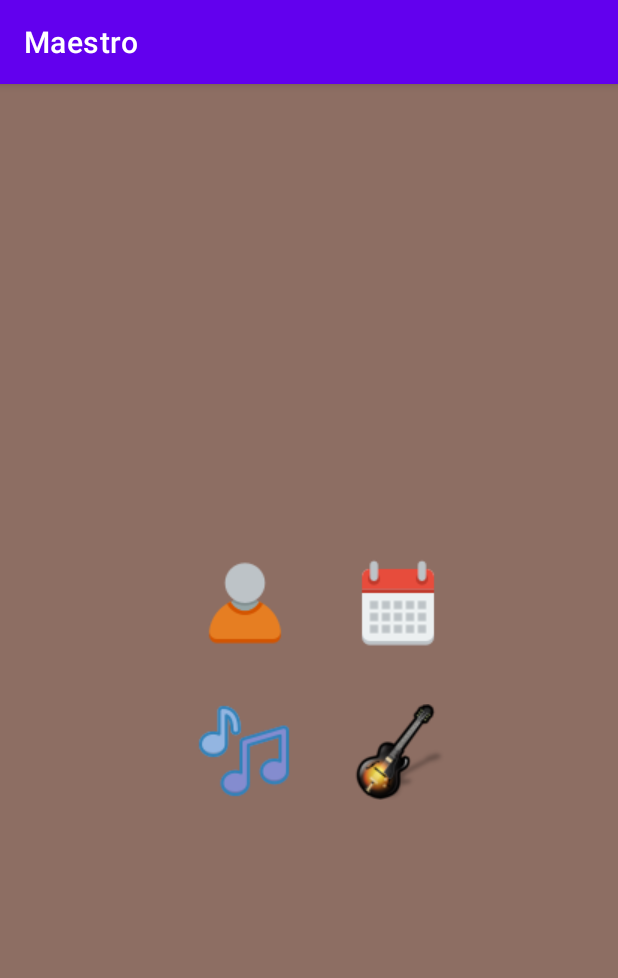
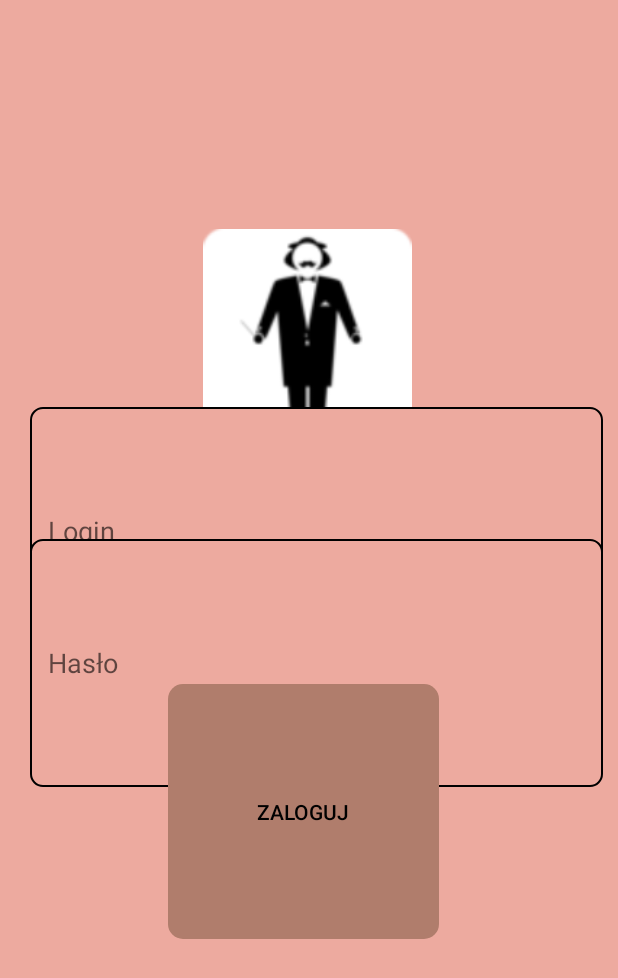
Before and after one commit to StarDust199/MaestroManager, an Android app: the screen it shows after launch (MainActivity before the commit, LoginActivity after it), on a phone screen of 412 x 824 dp. Shown: the top 978 px of the screen. Run offline under Robolectric (Android 15) with nearby library versions, the phone set to English and light mode, and no system bars.

Commit message:
dodanie ekranu logowania oraz poprawienie wyglądu aplikacji

```diff
--- a/app/src/main/AndroidManifest.xml
+++ b/app/src/main/AndroidManifest.xml
@@ -10,8 +10,21 @@
         android:label="@string/app_name"
         android:roundIcon="@mipmap/ic_launcher_maestro"
         android:supportsRtl="true"
-        android:theme="@style/Theme.Maestro"
+        android:theme="@style/AppTheme"
         tools:targetApi="31">
+        <activity
+            android:name=".LoginActivity"
+            android:exported="true">
+
+            <intent-filter>
+                <action android:name="android.intent.action.MAIN" />
+
+                <category android:name="android.intent.category.LAUNCHER" />
+            </intent-filter>
+            <meta-data
+                android:name="android.app.lib_name"
+                android:value="" />
+        </activity>
         <activity
             android:name=".InstrumentActivity"
             android:exported="false">
@@ -42,12 +55,8 @@
         </activity>
         <activity
             android:name=".MainActivity"
-            android:exported="true">
-            <intent-filter>
-                <action android:name="android.intent.action.MAIN" />
+            android:exported="false">
 
-                <category android:name="android.intent.category.LAUNCHER" />
-            </intent-filter>
 
             <meta-data
                 android:name="android.app.lib_name"
--- /dev/null
+++ b/app/src/main/java/com/example/maestro/LoginActivity.java
@@ -0,0 +1,27 @@
+package com.example.maestro;
+
+import androidx.appcompat.app.AppCompatActivity;
+
+import android.content.Intent;
+import android.os.Bundle;
+import android.view.View;
+import android.widget.Button;
+import android.widget.ImageButton;
+
+public class LoginActivity extends AppCompatActivity {
+ private Button button;
+
+    @Override
+    protected void onCreate(Bundle savedInstanceState) {
+        super.onCreate(savedInstanceState);
+        setContentView(R.layout.activity_login);
+        button= (Button) findViewById(R.id.btn_login);
+        button.setOnClickListener(new View.OnClickListener() {
+            @Override
+            public void onClick(View v) {
+                Intent intent = new Intent(LoginActivity.this, MainActivity.class);
+                startActivity(intent);
+            }
+        });
+    }
+}
--- a/app/src/main/java/com/example/maestro/MainActivity.java
+++ b/app/src/main/java/com/example/maestro/MainActivity.java
@@ -5,6 +5,7 @@ import android.content.Intent;
 import android.os.Bundle;
 import android.view.View;
 import android.widget.ImageButton;
+import android.widget.Toast;
 
 public class MainActivity extends AppCompatActivity {
     private ImageButton imageButton;
@@ -12,6 +13,8 @@ public class MainActivity extends AppCompatActivity {
     protected void onCreate(Bundle savedInstanceState) {
         super.onCreate(savedInstanceState);
         setContentView(R.layout.activity_main);
+
+
         imageButton = (ImageButton) findViewById(R.id.btn_attendance);
         imageButton.setOnClickListener(new View.OnClickListener() {
             @Override
--- /dev/null
+++ b/app/src/main/res/drawable/button_background.xml
@@ -0,0 +1,6 @@
+<?xml version="1.0" encoding="utf-8"?>
+<shape xmlns:android="http://schemas.android.com/apk/res/android"
+    android:shape="rectangle">
+    <corners android:radius="10dp" />
+    <solid android:color="@color/latte" />
+</shape>
--- /dev/null
+++ b/app/src/main/res/drawable/edit_text_background.xml
@@ -0,0 +1,8 @@
+<?xml version="1.0" encoding="utf-8"?>
+<shape xmlns:android="http://schemas.android.com/apk/res/android">
+    <solid android:color="@color/latte_med" />
+    <stroke
+        android:width="1dp"
+        android:color="@color/black" />
+    <corners android:radius="8dp" />
+</shape>
--- a/app/src/main/res/layout/activity_attendance.xml
+++ b/app/src/main/res/layout/activity_attendance.xml
@@ -4,7 +4,7 @@
     xmlns:tools="http://schemas.android.com/tools"
     android:layout_width="match_parent"
     android:layout_height="match_parent"
-    android:background="#8D6E63"
+    android:background="@color/latte_med"
     tools:context=".AttendanceActivity">
 
 </androidx.constraintlayout.widget.ConstraintLayout>
--- a/app/src/main/res/layout/activity_calendar.xml
+++ b/app/src/main/res/layout/activity_calendar.xml
@@ -4,7 +4,7 @@
     xmlns:tools="http://schemas.android.com/tools"
     android:layout_width="match_parent"
     android:layout_height="match_parent"
-    android:background="#8D6E63"
+    android:background="@color/latte_med"
     tools:context=".CalendarActivity">
 
 </androidx.constraintlayout.widget.ConstraintLayout>
--- a/app/src/main/res/layout/activity_instrument.xml
+++ b/app/src/main/res/layout/activity_instrument.xml
@@ -4,7 +4,7 @@
     xmlns:tools="http://schemas.android.com/tools"
     android:layout_width="match_parent"
     android:layout_height="match_parent"
-    android:background="#8D6E63"
+    android:background="@color/latte_med"
     tools:context=".InstrumentActivity">
 
 </androidx.constraintlayout.widget.ConstraintLayout>
--- /dev/null
+++ b/app/src/main/res/layout/activity_login.xml
@@ -0,0 +1,83 @@
+<?xml version="1.0" encoding="utf-8"?>
+<androidx.constraintlayout.widget.ConstraintLayout xmlns:android="http://schemas.android.com/apk/res/android"
+    xmlns:app="http://schemas.android.com/apk/res-auto"
+    xmlns:tools="http://schemas.android.com/tools"
+    android:layout_width="match_parent"
+    android:layout_height="match_parent"
+    android:background="@color/latte_med"
+    tools:context=".LoginActivity">
+
+    <RelativeLayout
+        android:layout_width="match_parent"
+        android:layout_height="match_parent"
+        tools:layout_editor_absoluteX="0dp"
+        tools:layout_editor_absoluteY="-176dp">
+
+
+        <ImageView
+            android:id="@+id/logo"
+            android:layout_width="139dp"
+            android:layout_height="wrap_content"
+            android:layout_alignParentStart="true"
+            android:layout_alignParentTop="true"
+            android:layout_alignParentEnd="true"
+            android:layout_alignParentBottom="true"
+            android:layout_marginStart="135dp"
+            android:layout_marginTop="101dp"
+            android:layout_marginEnd="137dp"
+            android:layout_marginBottom="481dp"
+            android:src="@drawable/maestro_ikona_mniejsza" />
+
+        <EditText
+            android:id="@+id/login"
+            android:layout_width="wrap_content"
+            android:layout_height="72dp"
+            android:layout_alignParentStart="true"
+            android:layout_alignParentTop="true"
+            android:layout_alignParentEnd="true"
+            android:layout_alignParentBottom="true"
+            android:layout_marginStart="20dp"
+            android:layout_marginTop="271dp"
+            android:layout_marginEnd="10dp"
+            android:layout_marginBottom="388dp"
+            android:background="@drawable/edit_text_background"
+            android:hint="Login"
+            android:padding="12dp" />
+
+        <EditText
+            android:id="@+id/password"
+            android:layout_width="wrap_content"
+            android:layout_height="73dp"
+            android:layout_alignParentStart="true"
+            android:layout_alignParentTop="true"
+            android:layout_alignParentEnd="true"
+            android:layout_alignParentBottom="true"
+            android:layout_marginStart="20dp"
+            android:layout_marginTop="359dp"
+            android:layout_marginEnd="10dp"
+            android:layout_marginBottom="299dp"
+            android:background="@drawable/edit_text_background"
+            android:hint="Hasło"
+            android:padding="12dp" />
+
+        <Button
+            android:id="@+id/btn_login"
+            android:layout_width="180dp"
+            android:layout_height="wrap_content"
+            android:layout_alignParentStart="true"
+            android:layout_alignParentTop="true"
+            android:layout_alignParentEnd="true"
+            android:layout_alignParentBottom="true"
+            android:layout_marginStart="112dp"
+            android:layout_marginTop="456dp"
+            android:layout_marginEnd="119dp"
+            android:layout_marginBottom="198dp"
+            android:background="@drawable/button_background"
+            android:text="Zaloguj"
+            android:textColor="@color/black" />
+
+
+    </RelativeLayout>
+
+
+</androidx.constraintlayout.widget.ConstraintLayout>
--- a/app/src/main/res/layout/activity_main.xml
+++ b/app/src/main/res/layout/activity_main.xml
@@ -4,7 +4,8 @@
     xmlns:tools="http://schemas.android.com/tools"
     android:layout_width="match_parent"
     android:layout_height="match_parent"
-    android:background="#8D6E63"
+    android:background="@color/latte_med"
+
     tools:context=".MainActivity">
 
     <ImageButton
--- a/app/src/main/res/layout/activity_notes.xml
+++ b/app/src/main/res/layout/activity_notes.xml
@@ -4,7 +4,7 @@
     xmlns:tools="http://schemas.android.com/tools"
     android:layout_width="match_parent"
     android:layout_height="match_parent"
-    android:background="#8D6E63"
+    android:background="@color/latte_med"
     tools:context=".NotesActivity">
 
 </androidx.constraintlayout.widget.ConstraintLayout>
--- a/app/src/main/res/values/colors.xml
+++ b/app/src/main/res/values/colors.xml
@@ -7,4 +7,6 @@
     <color name="teal_700">#FF018786</color>
     <color name="black">#FF000000</color>
     <color name="white">#FFFFFFFF</color>
+    <color name="latte">#B07D6C</color>
+    <color name="latte_med">#EDAA9F</color>
 </resources>
--- /dev/null
+++ b/app/src/main/res/values/styles.xml
@@ -0,0 +1,10 @@
+<?xml version="1.0" encoding="utf-8"?>
+<resources>
+    <!-- Styl aplikacji, do którego odwołuje się domyślnie każda aktywność -->
+    <style name="AppTheme" parent="Theme.AppCompat.Light.NoActionBar">
+        <!-- Ukryj pasek akcji i tytuł aktywności -->
+        <item name="windowActionBar">false</item>
+        <item name="windowNoTitle">true</item>
+        <item name="android:statusBarColor">@color/latte_med</item>
+    </style>
+</resources>
--- a/app/src/main/res/values/themes.xml
+++ b/app/src/main/res/values/themes.xml
@@ -8,6 +8,8 @@
         <!-- Secondary brand color. -->
         <item name="colorSecondary">@color/teal_200</item>
         <item name="colorSecondaryVariant">@color/teal_700</item>
+
+
         <item name="colorOnSecondary">@color/black</item>
         <!-- Status bar color. -->
         <item name="android:statusBarColor">?attr/colorPrimaryVariant</item>
```
